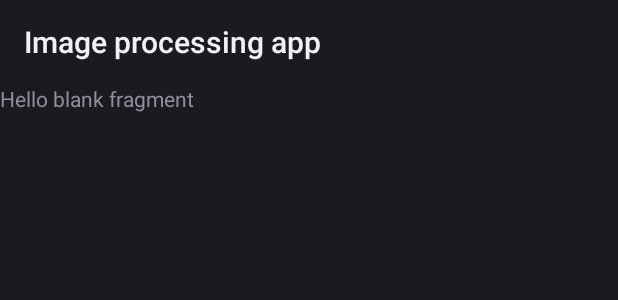
After one commit to manuelkoso/img-processing-student-app, an Android app: the layout fragment_description.xml on its own in the app's theme, with its tools: preview values and no code run, on a phone screen of 412 x 824 dp. The commit adds this screen. Shown: the top 300 px of the screen. Run offline under Robolectric (Android 15) with nearby library versions, the phone set to English and light mode, and no system bars.

Commit message:
Added first simple fragment

```diff
--- /dev/null
+++ b/app/src/main/res/layout/fragment_description.xml
@@ -0,0 +1,13 @@
+<?xml version="1.0" encoding="utf-8"?>
+<androidx.constraintlayout.widget.ConstraintLayout xmlns:android="http://schemas.android.com/apk/res/android"
+    xmlns:tools="http://schemas.android.com/tools"
+    android:layout_width="match_parent"
+    android:layout_height="match_parent"
+    tools:context=".fragments.DescriptionFragment">
+
+    <TextView
+        android:layout_width="match_parent"
+        android:layout_height="match_parent"
+        android:text="@string/hello_blank_fragment" />
+
+</androidx.constraintlayout.widget.ConstraintLayout>
--- a/app/src/main/res/values/strings.xml
+++ b/app/src/main/res/values/strings.xml
@@ -1,3 +1,5 @@
 <resources>
     <string name="app_name">Image processing app</string>
+    <!-- TODO: Remove or change this placeholder text -->
+    <string name="hello_blank_fragment">Hello blank fragment</string>
 </resources>
```
Also changed, not shown: app/src/main/java/it/units/img_processing_studemt_app/fragments/DescriptionFragment.java (added, +66 -0 lines), app/src/main/res/layout/activity_main.xml (+23 -7 lines), app/src/main/res/layout/toolbar_main.xml (added, +18 -0 lines).
